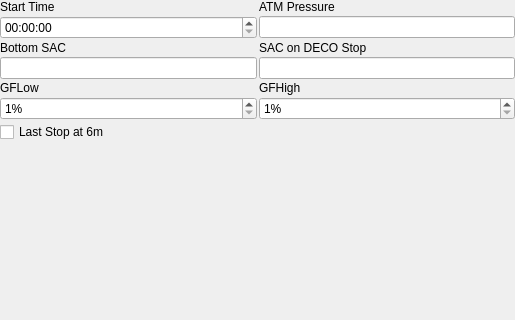
subsurface/subsurface, file qt-ui/diveplanner.ui: the form before one commit; both pictures show x 0 to 515 and y 0 to 320 of the 515 by 591 pixel window.
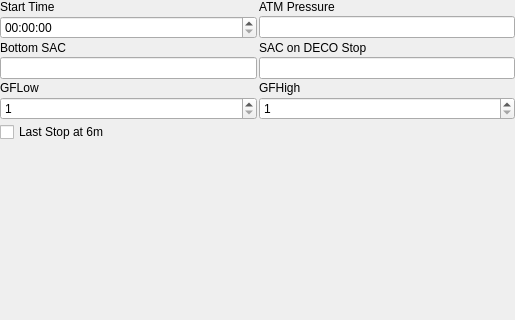
The form after the commit. Custom widgets are drawn as their Qt base class.

Patch:
```diff
--- a/qt-ui/diveplanner.ui
+++ b/qt-ui/diveplanner.ui
@@ -101,25 +101,22 @@
        </item>
        <item row="5" column="0">
         <widget class="QSpinBox" name="gflow">
-         <property name="suffix">
-          <string>%</string>
-         </property>
          <property name="minimum">
           <number>1</number>
          </property>
          <property name="maximum">
-          <number>100</number>
+          <number>150</number>
          </property>
         </widget>
        </item>
        <item row="5" column="1">
         <widget class="QSpinBox" name="gfhigh">
-         <property name="suffix">
-          <string>%</string>
-         </property>
          <property name="minimum">
           <number>1</number>
          </property>
+         <property name="maximum">
+          <number>150</number>
+         </property>
         </widget>
        </item>
        <item row="6" column="0">
```
